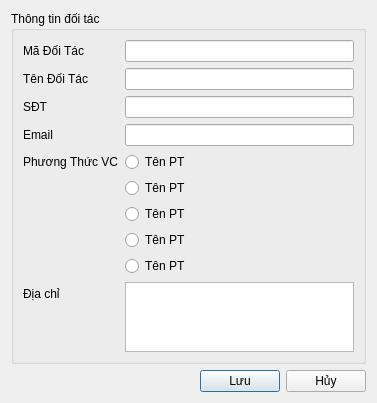
This is ui/partner_add.ui in thinh-doan/sales-and-warehouse-management-system as Qt 5 draws it before an edit. The edited form follows.
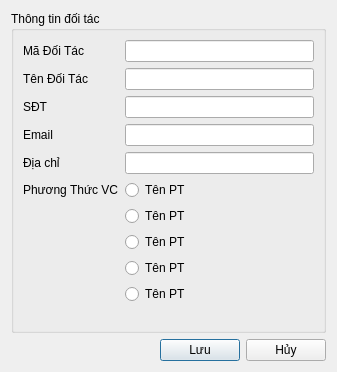
This is the edited form.

```diff
--- a/ui/partner_add.ui
+++ b/ui/partner_add.ui
@@ -6,8 +6,8 @@
    <rect>
     <x>0</x>
     <y>0</y>
-    <width>377</width>
-    <height>325</height>
+    <width>337</width>
+    <height>372</height>
    </rect>
   </property>
   <property name="windowTitle">
@@ -64,58 +64,58 @@
       <item row="3" column="1">
        <widget class="QLineEdit" name="txtEmail"/>
       </item>
-      <item row="9" column="0">
-       <widget class="QLabel" name="lblAddress">
-        <property name="text">
-         <string>Địa chỉ</string>
-        </property>
-       </widget>
-      </item>
-      <item row="9" column="1">
-       <widget class="QPlainTextEdit" name="txtAddress"/>
-      </item>
-      <item row="4" column="0">
+      <item row="5" column="0">
        <widget class="QLabel" name="label">
         <property name="text">
          <string>Phương Thức VC</string>
         </property>
        </widget>
       </item>
-      <item row="4" column="1">
-       <widget class="QRadioButton" name="radioButton">
-        <property name="text">
-         <string>Tên PT</string>
-        </property>
-       </widget>
-      </item>
       <item row="5" column="1">
-       <widget class="QRadioButton" name="radioButton_2">
+       <widget class="QRadioButton" name="radioButton">
         <property name="text">
          <string>Tên PT</string>
         </property>
        </widget>
       </item>
       <item row="6" column="1">
-       <widget class="QRadioButton" name="radioButton_3">
+       <widget class="QRadioButton" name="radioButton_2">
         <property name="text">
          <string>Tên PT</string>
         </property>
        </widget>
       </item>
       <item row="7" column="1">
-       <widget class="QRadioButton" name="radioButton_4">
+       <widget class="QRadioButton" name="radioButton_3">
         <property name="text">
          <string>Tên PT</string>
         </property>
        </widget>
       </item>
       <item row="8" column="1">
+       <widget class="QRadioButton" name="radioButton_4">
+        <property name="text">
+         <string>Tên PT</string>
+        </property>
+       </widget>
+      </item>
+      <item row="9" column="1">
        <widget class="QRadioButton" name="radioButton_5">
         <property name="text">
          <string>Tên PT</string>
         </property>
        </widget>
       </item>
+      <item row="4" column="0">
+       <widget class="QLabel" name="lblAddress">
+        <property name="text">
+         <string>Địa chỉ</string>
+        </property>
+       </widget>
+      </item>
+      <item row="4" column="1">
+       <widget class="QLineEdit" name="lineEdit"/>
+      </item>
      </layout>
     </widget>
    </item>
```
